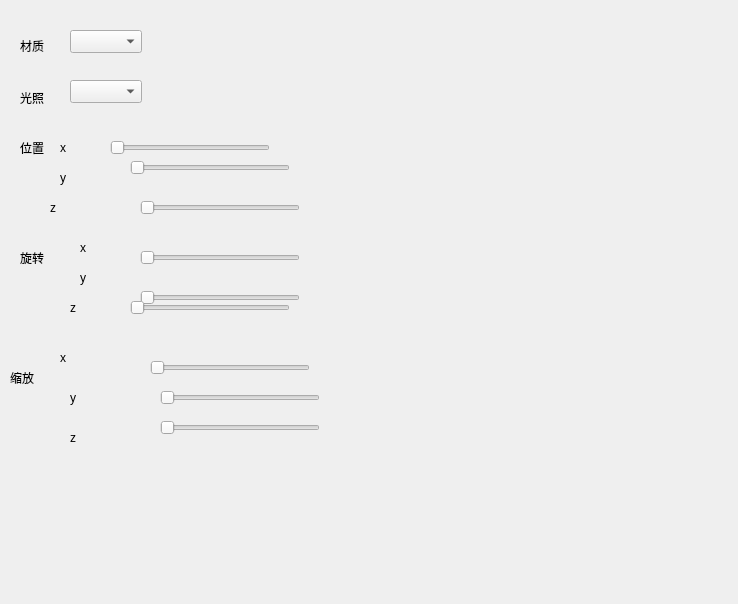
Above: src/OpenglWidget/PropertyEditorWidget.ui from heisai/OpenglModel before the change. Below: the same form after it.
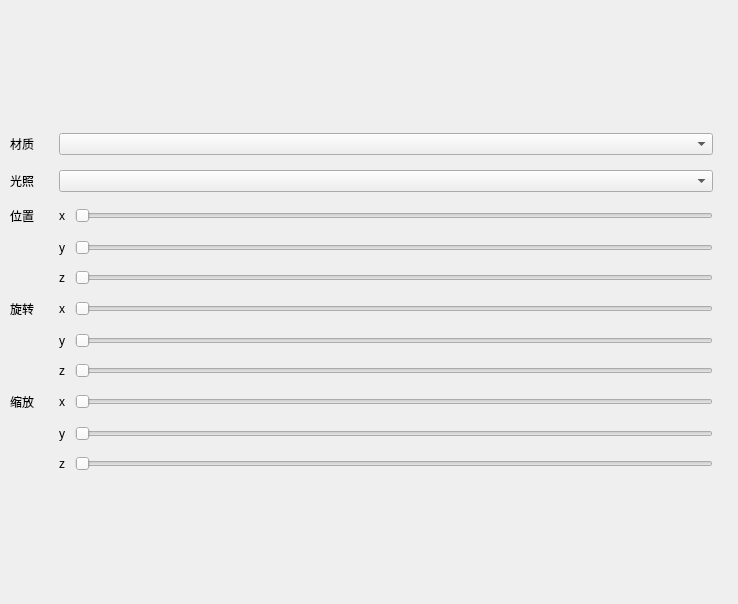
That is the form after the change.

Commit message: 添加材质配置

Patch:
```diff
--- a/src/OpenglWidget/PropertyEditorWidget.ui
+++ b/src/OpenglWidget/PropertyEditorWidget.ui
@@ -13,325 +13,254 @@
   <property name="windowTitle">
    <string>PropertyEditorWidget</string>
   </property>
-  <widget class="QLabel" name="LabelMaterial">
-   <property name="geometry">
-    <rect>
-     <x>20</x>
-     <y>30</y>
-     <width>91</width>
-     <height>31</height>
-    </rect>
+  <layout class="QVBoxLayout" name="verticalLayout">
+   <property name="leftMargin">
+    <number>10</number>
    </property>
-   <property name="text">
-    <string>材质</string>
+   <property name="rightMargin">
+    <number>25</number>
    </property>
-  </widget>
-  <widget class="QComboBox" name="comboBox">
-   <property name="geometry">
-    <rect>
-     <x>70</x>
-     <y>30</y>
-     <width>72</width>
-     <height>23</height>
-    </rect>
-   </property>
-  </widget>
-  <widget class="QLabel" name="label">
-   <property name="geometry">
-    <rect>
-     <x>20</x>
-     <y>90</y>
-     <width>53</width>
-     <height>15</height>
-    </rect>
-   </property>
-   <property name="text">
-    <string>光照</string>
-   </property>
-  </widget>
-  <widget class="QLabel" name="label_2">
-   <property name="geometry">
-    <rect>
-     <x>20</x>
-     <y>140</y>
-     <width>53</width>
-     <height>15</height>
-    </rect>
-   </property>
+   <item>
+    <layout class="QGridLayout" name="gridLayout">
+     <property name="horizontalSpacing">
+      <number>25</number>
+     </property>
+     <property name="verticalSpacing">
+      <number>15</number>
+     </property>
+     <item row="2" column="1">
+      <layout class="QHBoxLayout" name="horizontalLayout">
+       <property name="spacing">
+        <number>10</number>
+       </property>
+       <item>
+        <widget class="QLabel" name="label_5">
    <property name="text">
-    <string>位置</string>
-   </property>
-  </widget>
-  <widget class="QLabel" name="label_3">
-   <property name="geometry">
-    <rect>
-     <x>20</x>
-     <y>250</y>
-     <width>53</width>
-     <height>15</height>
-    </rect>
-   </property>
-   <property name="text">
-    <string>旋转</string>
-   </property>
-  </widget>
-  <widget class="QLabel" name="label_4">
-   <property name="geometry">
-    <rect>
-     <x>10</x>
-     <y>370</y>
-     <width>53</width>
-     <height>15</height>
-    </rect>
-   </property>
-   <property name="text">
-    <string>缩放</string>
-   </property>
-  </widget>
+          <string>x</string>
+         </property>
+        </widget>
+       </item>
+       <item>
   <widget class="QSlider" name="horizontalSlider">
-   <property name="geometry">
-    <rect>
-     <x>110</x>
-     <y>140</y>
-     <width>160</width>
-     <height>16</height>
-    </rect>
-   </property>
    <property name="orientation">
     <enum>Qt::Orientation::Horizontal</enum>
    </property>
   </widget>
-  <widget class="QSlider" name="horizontalSlider_2">
-   <property name="geometry">
-    <rect>
-     <x>130</x>
-     <y>160</y>
-     <width>160</width>
-     <height>16</height>
-    </rect>
-   </property>
-   <property name="orientation">
-    <enum>Qt::Orientation::Horizontal</enum>
-   </property>
-  </widget>
-  <widget class="QSlider" name="horizontalSlider_3">
-   <property name="geometry">
-    <rect>
-     <x>140</x>
-     <y>200</y>
-     <width>160</width>
-     <height>16</height>
-    </rect>
-   </property>
-   <property name="orientation">
-    <enum>Qt::Orientation::Horizontal</enum>
-   </property>
-  </widget>
+       </item>
+      </layout>
+     </item>
+     <item row="5" column="1">
+      <layout class="QHBoxLayout" name="horizontalLayout_4">
+       <property name="spacing">
+        <number>10</number>
+       </property>
+       <item>
+        <widget class="QLabel" name="label_10">
+         <property name="text">
+          <string>x</string>
+         </property>
+        </widget>
+       </item>
+       <item>
   <widget class="QSlider" name="horizontalSlider_4">
-   <property name="geometry">
-    <rect>
-     <x>140</x>
-     <y>250</y>
-     <width>160</width>
-     <height>16</height>
-    </rect>
-   </property>
    <property name="orientation">
     <enum>Qt::Orientation::Horizontal</enum>
    </property>
   </widget>
-  <widget class="QSlider" name="horizontalSlider_5">
-   <property name="geometry">
-    <rect>
-     <x>140</x>
-     <y>290</y>
-     <width>160</width>
-     <height>16</height>
-    </rect>
-   </property>
-   <property name="orientation">
-    <enum>Qt::Orientation::Horizontal</enum>
-   </property>
-  </widget>
+       </item>
+      </layout>
+     </item>
+     <item row="7" column="1">
+      <layout class="QHBoxLayout" name="horizontalLayout_6">
+       <property name="spacing">
+        <number>10</number>
+       </property>
+       <item>
+        <widget class="QLabel" name="label_9">
+         <property name="text">
+          <string>z</string>
+         </property>
+        </widget>
+       </item>
+       <item>
   <widget class="QSlider" name="horizontalSlider_6">
-   <property name="geometry">
-    <rect>
-     <x>130</x>
-     <y>300</y>
-     <width>160</width>
-     <height>16</height>
-    </rect>
-   </property>
    <property name="orientation">
     <enum>Qt::Orientation::Horizontal</enum>
    </property>
   </widget>
-  <widget class="QSlider" name="horizontalSlider_7">
-   <property name="geometry">
-    <rect>
-     <x>160</x>
-     <y>390</y>
-     <width>160</width>
-     <height>16</height>
-    </rect>
-   </property>
-   <property name="orientation">
-    <enum>Qt::Orientation::Horizontal</enum>
-   </property>
-  </widget>
-  <widget class="QSlider" name="horizontalSlider_8">
-   <property name="geometry">
-    <rect>
-     <x>150</x>
-     <y>360</y>
-     <width>160</width>
-     <height>16</height>
-    </rect>
-   </property>
-   <property name="orientation">
-    <enum>Qt::Orientation::Horizontal</enum>
-   </property>
-  </widget>
+       </item>
+      </layout>
+     </item>
+     <item row="10" column="1">
+      <layout class="QHBoxLayout" name="horizontalLayout_9">
+       <property name="spacing">
+        <number>10</number>
+       </property>
+       <item>
+        <widget class="QLabel" name="label_12">
+         <property name="text">
+          <string>z</string>
+         </property>
+        </widget>
+       </item>
+       <item>
   <widget class="QSlider" name="horizontalSlider_9">
-   <property name="geometry">
-    <rect>
-     <x>160</x>
-     <y>420</y>
-     <width>160</width>
-     <height>16</height>
-    </rect>
-   </property>
    <property name="orientation">
     <enum>Qt::Orientation::Horizontal</enum>
    </property>
   </widget>
-  <widget class="QComboBox" name="comboBox_2">
-   <property name="geometry">
-    <rect>
-     <x>70</x>
-     <y>80</y>
-     <width>72</width>
-     <height>23</height>
-    </rect>
-   </property>
-  </widget>
-  <widget class="QLabel" name="label_5">
-   <property name="geometry">
-    <rect>
-     <x>60</x>
-     <y>140</y>
-     <width>53</width>
-     <height>15</height>
-    </rect>
-   </property>
-   <property name="text">
-    <string>x</string>
-   </property>
-  </widget>
-  <widget class="QLabel" name="label_6">
-   <property name="geometry">
-    <rect>
-     <x>60</x>
-     <y>170</y>
-     <width>53</width>
-     <height>15</height>
-    </rect>
-   </property>
+       </item>
+      </layout>
+     </item>
+     <item row="9" column="1">
+      <layout class="QHBoxLayout" name="horizontalLayout_8">
+       <property name="spacing">
+        <number>10</number>
+       </property>
+       <item>
+        <widget class="QLabel" name="label_11">
    <property name="text">
     <string>y</string>
    </property>
   </widget>
+       </item>
+       <item>
+        <widget class="QSlider" name="horizontalSlider_7">
+         <property name="orientation">
+          <enum>Qt::Orientation::Horizontal</enum>
+         </property>
+        </widget>
+       </item>
+      </layout>
+     </item>
+     <item row="1" column="1">
+      <widget class="QComboBox" name="LightModelCombox"/>
+     </item>
+     <item row="4" column="1">
+      <layout class="QHBoxLayout" name="horizontalLayout_3">
+       <property name="spacing">
+        <number>10</number>
+       </property>
+       <item>
   <widget class="QLabel" name="label_7">
-   <property name="geometry">
-    <rect>
-     <x>50</x>
-     <y>200</y>
-     <width>53</width>
-     <height>15</height>
-    </rect>
-   </property>
    <property name="text">
     <string>z</string>
    </property>
   </widget>
+       </item>
+       <item>
+        <widget class="QSlider" name="horizontalSlider_3">
+         <property name="orientation">
+          <enum>Qt::Orientation::Horizontal</enum>
+         </property>
+        </widget>
+       </item>
+      </layout>
+     </item>
+     <item row="1" column="0">
+      <widget class="QLabel" name="label">
+       <property name="text">
+        <string>光照</string>
+       </property>
+      </widget>
+     </item>
+     <item row="0" column="0">
+      <widget class="QLabel" name="LabelMaterial">
+       <property name="text">
+        <string>材质</string>
+       </property>
+      </widget>
+     </item>
+     <item row="0" column="1">
+      <widget class="QComboBox" name="MaterialComBox"/>
+     </item>
+     <item row="6" column="1">
+      <layout class="QHBoxLayout" name="horizontalLayout_5">
+       <property name="spacing">
+        <number>10</number>
+       </property>
+       <item>
   <widget class="QLabel" name="label_8">
-   <property name="geometry">
-    <rect>
-     <x>80</x>
-     <y>270</y>
-     <width>53</width>
-     <height>15</height>
-    </rect>
-   </property>
    <property name="text">
     <string>y</string>
    </property>
   </widget>
-  <widget class="QLabel" name="label_9">
-   <property name="geometry">
-    <rect>
-     <x>70</x>
-     <y>300</y>
-     <width>53</width>
-     <height>15</height>
-    </rect>
-   </property>
-   <property name="text">
-    <string>z</string>
-   </property>
-  </widget>
-  <widget class="QLabel" name="label_10">
-   <property name="geometry">
-    <rect>
-     <x>80</x>
-     <y>240</y>
-     <width>53</width>
-     <height>15</height>
-    </rect>
-   </property>
-   <property name="text">
-    <string>x</string>
-   </property>
-  </widget>
-  <widget class="QLabel" name="label_11">
-   <property name="geometry">
-    <rect>
-     <x>70</x>
-     <y>390</y>
-     <width>53</width>
-     <height>15</height>
-    </rect>
-   </property>
-   <property name="text">
-    <string>y</string>
-   </property>
-  </widget>
-  <widget class="QLabel" name="label_12">
-   <property name="geometry">
-    <rect>
-     <x>70</x>
-     <y>430</y>
-     <width>53</width>
-     <height>15</height>
-    </rect>
-   </property>
-   <property name="text">
-    <string>z</string>
-   </property>
-  </widget>
+       </item>
+       <item>
+        <widget class="QSlider" name="horizontalSlider_5">
+         <property name="orientation">
+          <enum>Qt::Orientation::Horizontal</enum>
+         </property>
+        </widget>
+       </item>
+      </layout>
+     </item>
+     <item row="8" column="1">
+      <layout class="QHBoxLayout" name="horizontalLayout_7">
+       <property name="spacing">
+        <number>10</number>
+       </property>
+       <item>
   <widget class="QLabel" name="label_13">
-   <property name="geometry">
-    <rect>
-     <x>60</x>
-     <y>350</y>
-     <width>53</width>
-     <height>15</height>
-    </rect>
-   </property>
    <property name="text">
     <string>x</string>
    </property>
   </widget>
+       </item>
+       <item>
+        <widget class="QSlider" name="horizontalSlider_8">
+         <property name="orientation">
+          <enum>Qt::Orientation::Horizontal</enum>
+         </property>
+        </widget>
+       </item>
+      </layout>
+     </item>
+     <item row="3" column="1">
+      <layout class="QHBoxLayout" name="horizontalLayout_2">
+       <property name="spacing">
+        <number>10</number>
+       </property>
+       <item>
+        <widget class="QLabel" name="label_6">
+         <property name="text">
+          <string>y</string>
+         </property>
+        </widget>
+       </item>
+       <item>
+        <widget class="QSlider" name="horizontalSlider_2">
+         <property name="orientation">
+          <enum>Qt::Orientation::Horizontal</enum>
+         </property>
+        </widget>
+       </item>
+      </layout>
+     </item>
+     <item row="5" column="0">
+      <widget class="QLabel" name="label_3">
+       <property name="text">
+        <string>旋转</string>
+       </property>
+      </widget>
+     </item>
+     <item row="2" column="0">
+      <widget class="QLabel" name="label_2">
+       <property name="text">
+        <string>位置</string>
+       </property>
+      </widget>
+     </item>
+     <item row="8" column="0">
+      <widget class="QLabel" name="label_4">
+       <property name="text">
+        <string>缩放</string>
+       </property>
+      </widget>
+     </item>
+    </layout>
+   </item>
+  </layout>
  </widget>
  <layoutdefault spacing="6" margin="11"/>
  <resources/>
```
Lines whose indentation alone changed are shown as unchanged. The commit also changes 22 other files.
